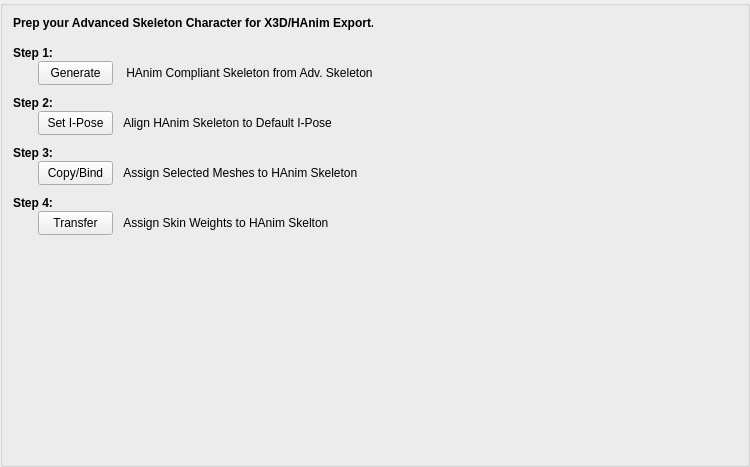
The window that rawkee/auxilary/RKCharacterEditorAdvancedSkeletonPanel.ui (und-dream-lab/rawkee) describes before a commit, drawn with Qt 5.
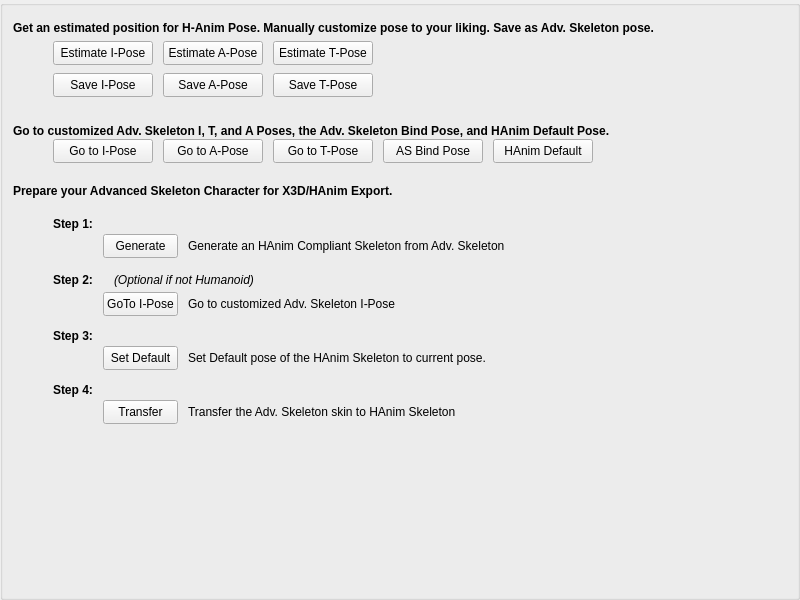
The same window after the commit.

Commit message: Updated RKCharacterEditor.py Advanced Skeleton GUI that prepares the character for HAnim export. (#50)

The edit to the form file:
```diff
--- a/rawkee/auxilary/RKCharacterEditorAdvancedSkeletonPanel.ui
+++ b/rawkee/auxilary/RKCharacterEditorAdvancedSkeletonPanel.ui
@@ -6,10 +6,22 @@
    <rect>
     <x>0</x>
     <y>0</y>
-    <width>750</width>
-    <height>467</height>
+    <width>800</width>
+    <height>600</height>
    </rect>
   </property>
+  <property name="minimumSize">
+   <size>
+    <width>800</width>
+    <height>600</height>
+   </size>
+  </property>
+  <property name="maximumSize">
+   <size>
+    <width>800</width>
+    <height>600</height>
+   </size>
+  </property>
   <property name="windowTitle">
    <string>GroupBox</string>
   </property>
@@ -29,22 +41,420 @@
    <property name="bottomMargin">
     <number>5</number>
    </property>
+   <item>
+    <layout class="QVBoxLayout" name="verticalLayout_3">
+     <property name="spacing">
+      <number>6</number>
+     </property>
+     <item>
+      <layout class="QHBoxLayout" name="horizontalLayout_15">
+       <item>
+        <widget class="QLabel" name="estiLabel">
+         <property name="minimumSize">
+          <size>
+           <width>700</width>
+           <height>24</height>
+          </size>
+         </property>
+         <property name="maximumSize">
+          <size>
+           <width>700</width>
+           <height>24</height>
+          </size>
+         </property>
+         <property name="font">
+          <font>
+           <bold>true</bold>
+          </font>
+         </property>
+         <property name="text">
+          <string>Get an estimated position for H-Anim Pose. Manually customize pose to your liking. Save as Adv. Skeleton pose.</string>
+         </property>
+         <property name="alignment">
+          <set>Qt::AlignBottom|Qt::AlignLeading|Qt::AlignLeft</set>
+         </property>
+        </widget>
+       </item>
+       <item>
+        <spacer name="horizontalSpacer_16">
+         <property name="orientation">
+          <enum>Qt::Horizontal</enum>
+         </property>
+         <property name="sizeHint" stdset="0">
+          <size>
+           <width>40</width>
+           <height>24</height>
+          </size>
+         </property>
+        </spacer>
+       </item>
+      </layout>
+     </item>
+     <item>
+      <layout class="QHBoxLayout" name="horizontalLayout_14">
+       <property name="spacing">
+        <number>10</number>
+       </property>
+       <property name="leftMargin">
+        <number>40</number>
+       </property>
+       <property name="bottomMargin">
+        <number>2</number>
+       </property>
+       <item>
+        <widget class="QPushButton" name="estIPose">
+         <property name="minimumSize">
+          <size>
+           <width>100</width>
+           <height>24</height>
+          </size>
+         </property>
+         <property name="maximumSize">
+          <size>
+           <width>100</width>
+           <height>24</height>
+          </size>
+         </property>
+         <property name="text">
+          <string>Estimate I-Pose</string>
+         </property>
+        </widget>
+       </item>
+       <item>
+        <widget class="QPushButton" name="estAPose">
+         <property name="minimumSize">
+          <size>
+           <width>100</width>
+           <height>24</height>
+          </size>
+         </property>
+         <property name="maximumSize">
+          <size>
+           <width>100</width>
+           <height>24</height>
+          </size>
+         </property>
+         <property name="text">
+          <string>Estimate A-Pose</string>
+         </property>
+        </widget>
+       </item>
+       <item>
+        <widget class="QPushButton" name="estTPose">
+         <property name="minimumSize">
+          <size>
+           <width>100</width>
+           <height>24</height>
+          </size>
+         </property>
+         <property name="maximumSize">
+          <size>
+           <width>100</width>
+           <height>24</height>
+          </size>
+         </property>
+         <property name="text">
+          <string>Estimate T-Pose</string>
+         </property>
+        </widget>
+       </item>
+       <item>
+        <spacer name="horizontalSpacer_14">
+         <property name="orientation">
+          <enum>Qt::Horizontal</enum>
+         </property>
+         <property name="sizeHint" stdset="0">
+          <size>
+           <width>40</width>
+           <height>20</height>
+          </size>
+         </property>
+        </spacer>
+       </item>
+      </layout>
+     </item>
+     <item>
+      <layout class="QHBoxLayout" name="horizontalLayout_13">
+       <property name="spacing">
+        <number>10</number>
+       </property>
+       <property name="leftMargin">
+        <number>40</number>
+       </property>
+       <item>
+        <widget class="QPushButton" name="saveIPose">
+         <property name="minimumSize">
+          <size>
+           <width>100</width>
+           <height>24</height>
+          </size>
+         </property>
+         <property name="maximumSize">
+          <size>
+           <width>100</width>
+           <height>24</height>
+          </size>
+         </property>
+         <property name="text">
+          <string>Save I-Pose</string>
+         </property>
+        </widget>
+       </item>
+       <item>
+        <widget class="QPushButton" name="saveAPose">
+         <property name="minimumSize">
+          <size>
+           <width>100</width>
+           <height>24</height>
+          </size>
+         </property>
+         <property name="maximumSize">
+          <size>
+           <width>100</width>
+           <height>24</height>
+          </size>
+         </property>
+         <property name="text">
+          <string>Save A-Pose</string>
+         </property>
+        </widget>
+       </item>
+       <item>
+        <widget class="QPushButton" name="saveTPose">
+         <property name="minimumSize">
+          <size>
+           <width>100</width>
+           <height>24</height>
+          </size>
+         </property>
+         <property name="maximumSize">
+          <size>
+           <width>100</width>
+           <height>24</height>
+          </size>
+         </property>
+         <property name="text">
+          <string>Save T-Pose</string>
+         </property>
+        </widget>
+       </item>
+       <item>
+        <spacer name="horizontalSpacer_15">
+         <property name="orientation">
+          <enum>Qt::Horizontal</enum>
+         </property>
+         <property name="sizeHint" stdset="0">
+          <size>
+           <width>40</width>
+           <height>20</height>
+          </size>
+         </property>
+        </spacer>
+       </item>
+      </layout>
+     </item>
+    </layout>
+   </item>
+   <item>
+    <layout class="QVBoxLayout" name="verticalLayout_2">
+     <property name="leftMargin">
+      <number>0</number>
+     </property>
+     <item>
+      <layout class="QHBoxLayout" name="horizontalLayout_12">
+       <item>
+        <widget class="QLabel" name="poseLabel">
+         <property name="minimumSize">
+          <size>
+           <width>600</width>
+           <height>24</height>
+          </size>
+         </property>
+         <property name="maximumSize">
+          <size>
+           <width>16777215</width>
+           <height>50</height>
+          </size>
+         </property>
+         <property name="font">
+          <font>
+           <bold>true</bold>
+          </font>
+         </property>
+         <property name="text">
+          <string>Go to customized Adv. Skeleton I, T, and A Poses, the Adv. Skeleton Bind Pose, and HAnim Default Pose.</string>
+         </property>
+         <property name="alignment">
+          <set>Qt::AlignBottom|Qt::AlignLeading|Qt::AlignLeft</set>
+         </property>
+        </widget>
+       </item>
+       <item>
+        <spacer name="horizontalSpacer_13">
+         <property name="orientation">
+          <enum>Qt::Horizontal</enum>
+         </property>
+         <property name="sizeHint" stdset="0">
+          <size>
+           <width>40</width>
+           <height>40</height>
+          </size>
+         </property>
+        </spacer>
+       </item>
+      </layout>
+     </item>
+     <item>
+      <layout class="QHBoxLayout" name="horizontalLayout_10">
+       <property name="spacing">
+        <number>10</number>
+       </property>
+       <property name="leftMargin">
+        <number>40</number>
+       </property>
+       <property name="bottomMargin">
+        <number>2</number>
+       </property>
+       <item>
+        <widget class="QPushButton" name="gtIPose">
+         <property name="sizePolicy">
+          <sizepolicy hsizetype="Minimum" vsizetype="Fixed">
+           <horstretch>0</horstretch>
+           <verstretch>0</verstretch>
+          </sizepolicy>
+         </property>
+         <property name="minimumSize">
+          <size>
+           <width>100</width>
+           <height>24</height>
+          </size>
+         </property>
+         <property name="maximumSize">
+          <size>
+           <width>100</width>
+           <height>24</height>
+          </size>
+         </property>
+         <property name="text">
+          <string>Go to I-Pose</string>
+         </property>
+        </widget>
+       </item>
+       <item>
+        <widget class="QPushButton" name="gtAPose">
+         <property name="minimumSize">
+          <size>
+           <width>100</width>
+           <height>24</height>
+          </size>
+         </property>
+         <property name="maximumSize">
+          <size>
+           <width>100</width>
+           <height>24</height>
+          </size>
+         </property>
+         <property name="text">
+          <string>Go to A-Pose</string>
+         </property>
+        </widget>
+       </item>
+       <item>
+        <widget class="QPushButton" name="gtTPose">
+         <property name="minimumSize">
+          <size>
+           <width>100</width>
+           <height>24</height>
+          </size>
+         </property>
+         <property name="maximumSize">
+          <size>
+           <width>100</width>
+           <height>24</height>
+          </size>
+         </property>
+         <property name="text">
+          <string>Go to T-Pose</string>
+         </property>
+        </widget>
+       </item>
+       <item>
+        <widget class="QPushButton" name="asPose">
+         <property name="minimumSize">
+          <size>
+           <width>100</width>
+           <height>24</height>
+          </size>
+         </property>
+         <property name="maximumSize">
+          <size>
+           <width>100</width>
+           <height>24</height>
+          </size>
+         </property>
+         <property name="text">
+          <string>AS Bind Pose</string>
+         </property>
+        </widget>
+       </item>
+       <item>
+        <widget class="QPushButton" name="haDefPose">
+         <property name="sizePolicy">
+          <sizepolicy hsizetype="Fixed" vsizetype="Fixed">
+           <horstretch>0</horstretch>
+           <verstretch>0</verstretch>
+          </sizepolicy>
+         </property>
+         <property name="minimumSize">
+          <size>
+           <width>100</width>
+           <height>24</height>
+          </size>
+         </property>
+         <property name="maximumSize">
+          <size>
+           <width>100</width>
+           <height>24</height>
+          </size>
+         </property>
+         <property name="text">
+          <string>HAnim Default</string>
+         </property>
+        </widget>
+       </item>
+       <item>
+        <spacer name="horizontalSpacer_10">
+         <property name="orientation">
+          <enum>Qt::Horizontal</enum>
+         </property>
+         <property name="sizeHint" stdset="0">
+          <size>
+           <width>20</width>
+           <height>24</height>
+          </size>
+         </property>
+        </spacer>
+       </item>
+      </layout>
+     </item>
+    </layout>
+   </item>
    <item>
     <layout class="QHBoxLayout" name="horizontalLayout">
      <property name="spacing">
-      <number>2</number>
+      <number>6</number>
      </property>
      <item>
       <widget class="QLabel" name="label">
        <property name="minimumSize">
         <size>
-         <width>360</width>
+         <width>600</width>
          <height>24</height>
         </size>
        </property>
        <property name="maximumSize">
         <size>
-         <width>360</width>
+         <width>600</width>
          <height>24</height>
         </size>
        </property>
@@ -54,7 +464,10 @@
         </font>
        </property>
        <property name="text">
-        <string>Prep your Advanced Skeleton Character for X3D/HAnim Export.</string>
+        <string>Prepare your Advanced Skeleton Character for X3D/HAnim Export.</string>
+       </property>
+       <property name="alignment">
+        <set>Qt::AlignBottom|Qt::AlignLeading|Qt::AlignLeft</set>
        </property>
       </widget>
      </item>
@@ -66,29 +479,45 @@
        <property name="sizeHint" stdset="0">
         <size>
          <width>40</width>
-         <height>20</height>
+         <height>40</height>
         </size>
        </property>
       </spacer>
      </item>
     </layout>
    </item>
+   <item>
+    <layout class="QHBoxLayout" name="horizontalLayout_11">
+     <item>
+      <layout class="QVBoxLayout" name="verticalLayout_5">
+       <property name="sizeConstraint">
+        <enum>QLayout::SetNoConstraint</enum>
+       </property>
+       <property name="leftMargin">
+        <number>40</number>
+       </property>
+       <property name="topMargin">
+        <number>0</number>
+       </property>
    <item>
     <layout class="QHBoxLayout" name="horizontalLayout_2">
      <property name="spacing">
+          <number>6</number>
+         </property>
+         <property name="bottomMargin">
       <number>2</number>
      </property>
      <item>
       <widget class="QLabel" name="label_2">
        <property name="minimumSize">
         <size>
-         <width>335</width>
+             <width>60</width>
          <height>24</height>
         </size>
        </property>
        <property name="maximumSize">
         <size>
-         <width>335</width>
+             <width>60</width>
          <height>24</height>
         </size>
        </property>
@@ -123,10 +552,13 @@
    <item>
     <layout class="QHBoxLayout" name="horizontalLayout_3">
      <property name="spacing">
-      <number>0</number>
+          <number>10</number>
      </property>
      <property name="leftMargin">
-      <number>25</number>
+          <number>50</number>
+         </property>
+         <property name="bottomMargin">
+          <number>4</number>
      </property>
      <item>
       <widget class="QPushButton" name="genButton">
@@ -151,18 +583,18 @@
       <widget class="QLabel" name="label_6">
        <property name="minimumSize">
         <size>
-         <width>270</width>
+             <width>400</width>
          <height>24</height>
         </size>
        </property>
        <property name="maximumSize">
         <size>
-         <width>270</width>
+             <width>400</width>
          <height>24</height>
         </size>
        </property>
        <property name="text">
-        <string>    HAnim Compliant Skeleton from Adv. Skeleton </string>
+            <string>Generate an HAnim Compliant Skeleton from Adv. Skeleton </string>
        </property>
        <property name="alignment">
         <set>Qt::AlignLeading|Qt::AlignLeft|Qt::AlignVCenter</set>
@@ -177,7 +609,7 @@
        <property name="sizeHint" stdset="0">
         <size>
          <width>40</width>
-         <height>20</height>
+             <height>24</height>
         </size>
        </property>
       </spacer>
@@ -186,17 +618,20 @@
    </item>
    <item>
     <layout class="QHBoxLayout" name="horizontalLayout_5">
+         <property name="bottomMargin">
+          <number>4</number>
+         </property>
      <item>
       <widget class="QLabel" name="label_3">
        <property name="minimumSize">
         <size>
-         <width>335</width>
+             <width>60</width>
          <height>24</height>
         </size>
        </property>
        <property name="maximumSize">
         <size>
-         <width>335</width>
+             <width>60</width>
          <height>24</height>
         </size>
        </property>
@@ -213,6 +648,33 @@
        </property>
       </widget>
      </item>
+         <item>
+          <widget class="QLabel" name="optLabel">
+           <property name="minimumSize">
+            <size>
+             <width>200</width>
+             <height>24</height>
+            </size>
+           </property>
+           <property name="maximumSize">
+            <size>
+             <width>200</width>
+             <height>24</height>
+            </size>
+           </property>
+           <property name="font">
+            <font>
+             <italic>true</italic>
+            </font>
+           </property>
+           <property name="text">
+            <string>(Optional if not Humanoid)</string>
+           </property>
+           <property name="alignment">
+            <set>Qt::AlignBottom|Qt::AlignLeading|Qt::AlignLeft</set>
+           </property>
+          </widget>
+         </item>
      <item>
       <spacer name="horizontalSpacer_5">
        <property name="orientation">
@@ -230,8 +692,14 @@
    </item>
    <item>
     <layout class="QHBoxLayout" name="horizontalLayout_4">
+         <property name="spacing">
+          <number>10</number>
+         </property>
      <property name="leftMargin">
-      <number>25</number>
+          <number>50</number>
+         </property>
+         <property name="bottomMargin">
+          <number>2</number>
      </property>
      <item>
       <widget class="QPushButton" name="iposeButton">
@@ -248,7 +716,7 @@
         </size>
        </property>
        <property name="text">
-        <string>Set I-Pose</string>
+            <string>GoTo I-Pose</string>
        </property>
       </widget>
      </item>
@@ -256,18 +724,18 @@
       <widget class="QLabel" name="label_7">
        <property name="minimumSize">
         <size>
-         <width>260</width>
+             <width>400</width>
          <height>24</height>
         </size>
        </property>
        <property name="maximumSize">
         <size>
-         <width>260</width>
+             <width>400</width>
          <height>24</height>
         </size>
        </property>
        <property name="text">
-        <string>   Align HAnim Skeleton to Default I-Pose</string>
+            <string>Go to customized Adv. Skeleton I-Pose</string>
        </property>
        <property name="alignment">
         <set>Qt::AlignLeading|Qt::AlignLeft|Qt::AlignVCenter</set>
@@ -291,17 +759,20 @@
    </item>
    <item>
     <layout class="QHBoxLayout" name="horizontalLayout_7">
+         <property name="bottomMargin">
+          <number>2</number>
+         </property>
      <item>
       <widget class="QLabel" name="label_4">
        <property name="minimumSize">
         <size>
-         <width>335</width>
+             <width>60</width>
          <height>24</height>
         </size>
        </property>
        <property name="maximumSize">
         <size>
-         <width>335</width>
+             <width>60</width>
          <height>24</height>
         </size>
        </property>
@@ -335,8 +806,14 @@
    </item>
    <item>
     <layout class="QHBoxLayout" name="horizontalLayout_6">
+         <property name="spacing">
+          <number>10</number>
+         </property>
      <property name="leftMargin">
-      <number>25</number>
+          <number>50</number>
+         </property>
+         <property name="bottomMargin">
+          <number>2</number>
      </property>
      <item>
       <widget class="QPushButton" name="copyBindButton">
@@ -353,7 +830,7 @@
         </size>
        </property>
        <property name="text">
-        <string>Copy/Bind</string>
+            <string>Set Default</string>
        </property>
       </widget>
      </item>
@@ -361,18 +838,18 @@
       <widget class="QLabel" name="label_8">
        <property name="minimumSize">
         <size>
-         <width>260</width>
+             <width>400</width>
          <height>24</height>
         </size>
        </property>
        <property name="maximumSize">
         <size>
-         <width>260</width>
+             <width>400</width>
          <height>24</height>
         </size>
        </property>
        <property name="text">
-        <string>   Assign Selected Meshes to HAnim Skeleton</string>
+            <string>Set Default pose of the HAnim Skeleton to current pose.</string>
        </property>
        <property name="alignment">
         <set>Qt::AlignLeading|Qt::AlignLeft|Qt::AlignVCenter</set>
@@ -396,17 +873,20 @@
    </item>
    <item>
     <layout class="QHBoxLayout" name="horizontalLayout_9">
+         <property name="bottomMargin">
+          <number>2</number>
+         </property>
      <item>
       <widget class="QLabel" name="label_5">
        <property name="minimumSize">
         <size>
-         <width>335</width>
+             <width>60</width>
          <height>24</height>
         </size>
        </property>
        <property name="maximumSize">
         <size>
-         <width>335</width>
+             <width>60</width>
          <height>24</height>
         </size>
        </property>
@@ -440,8 +920,14 @@
    </item>
    <item>
     <layout class="QHBoxLayout" name="horizontalLayout_8">
+         <property name="spacing">
+          <number>10</number>
+         </property>
      <property name="leftMargin">
-      <number>25</number>
+          <number>50</number>
+         </property>
+         <property name="bottomMargin">
+          <number>2</number>
      </property>
      <item>
       <widget class="QPushButton" name="transferWeightsButton">
@@ -466,18 +952,18 @@
       <widget class="QLabel" name="label_9">
        <property name="minimumSize">
         <size>
-         <width>260</width>
+             <width>400</width>
          <height>24</height>
         </size>
        </property>
        <property name="maximumSize">
         <size>
-         <width>260</width>
+             <width>400</width>
          <height>24</height>
         </size>
        </property>
        <property name="text">
-        <string>   Assign Skin Weights to HAnim Skelton </string>
+            <string>Transfer the Adv. Skeleton skin to HAnim Skeleton </string>
        </property>
        <property name="alignment">
         <set>Qt::AlignLeading|Qt::AlignLeft|Qt::AlignVCenter</set>
@@ -496,6 +982,10 @@
         </size>
        </property>
       </spacer>
+         </item>
+        </layout>
+       </item>
+      </layout>
      </item>
     </layout>
    </item>
```
Left out of the diff: 26 changed lines with no effect on the pictures. Lines whose indentation alone changed are shown as unchanged. The commit also changes 7 other files.
